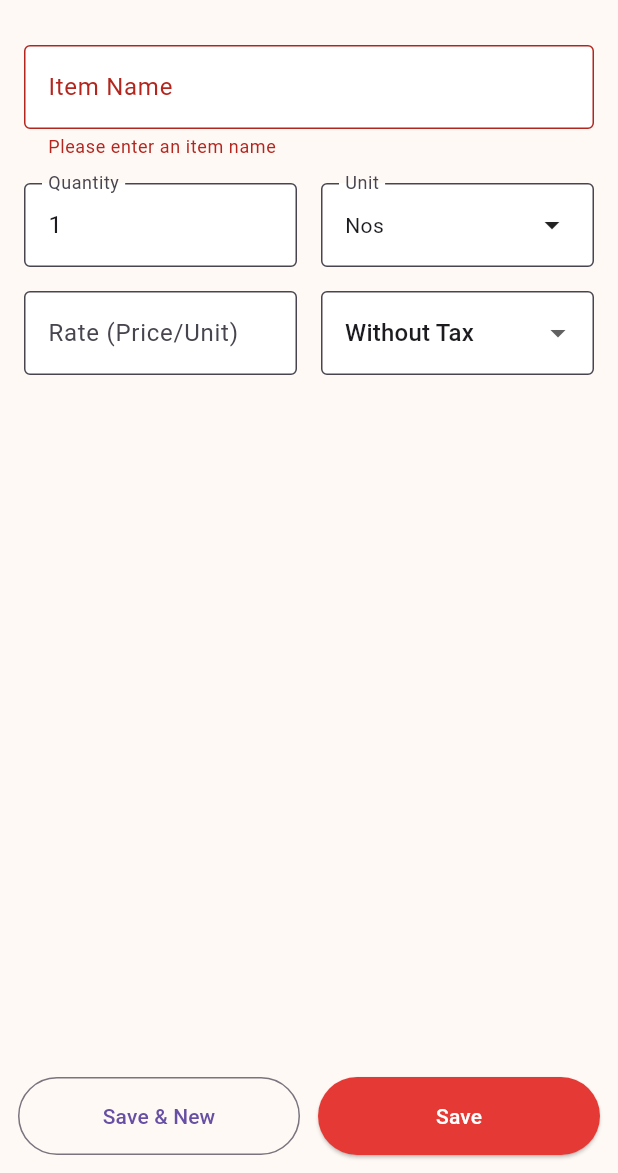
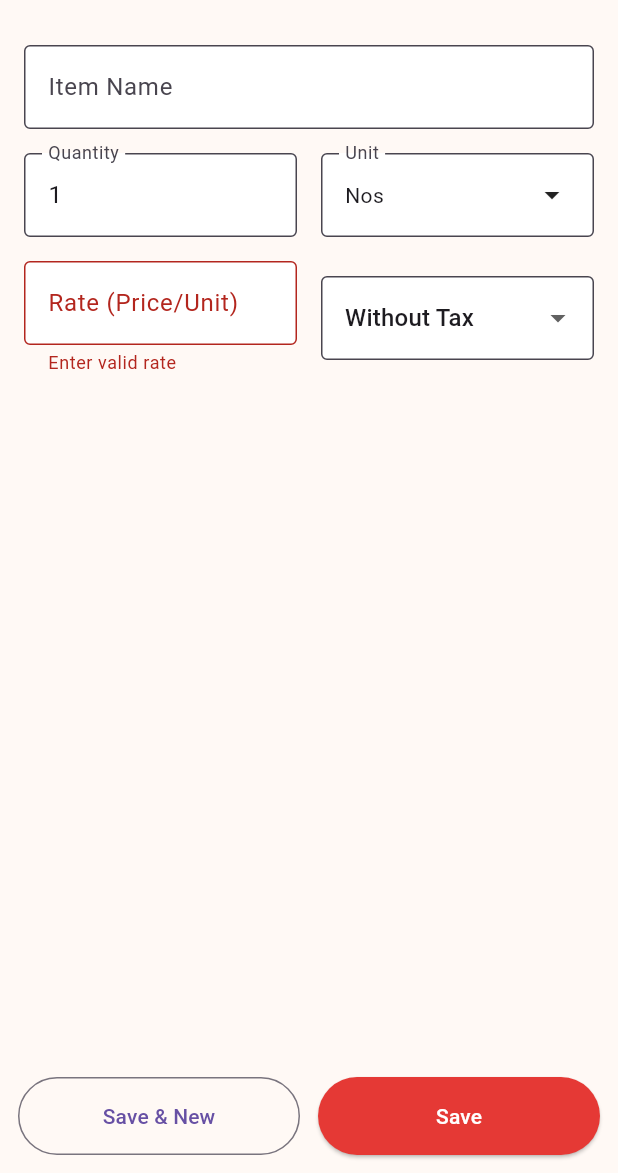
Before and after one commit to neerajklopikl/zoogle1, a Flutter app: the AddItemScreen screen opened directly with empty values, after a tap on "Save & New", on a phone screen of 412 x 824 dp, the part 63-1236 px from its top. Run offline on Flutter 3.47's test engine with Material 3 defaults, Android fonts, the phone set to English and light mode, and no system bars; our stand-ins replace flutter_dotenv; network calls fail.

Commit message:
first commit

```diff
--- a/lib/main.dart
+++ b/lib/main.dart
@@ -3,9 +3,23 @@ import 'package:flutter_dotenv/flutter_dotenv.dart';
 import 'package:provider/provider.dart';
 import 'providers/company_provider.dart';
 import 'providers/theme_provider.dart';
-import 'screens/company/company_selection_screen.dart';
+import 'screens/home_page.dart'; // <-- ADD THIS IMPORT
+import 'models/company.dart';    // <-- ADD THIS IMPORT
+// import 'screens/company/company_selection_screen.dart'; // <-- REMOVE THIS IMPORT
+
+// --- NEW: Mock Company data for bypassing login/selection ---
+final _mockCompany = Company(
+  id: 'mock_company_id',
+  name: 'Demo Company',
+  company_code: 'DEMO-1',
+  gstin: '27AAAAA0000A1Z5',
+  phone: '1234567890',
+);
+// -----------------------------------------------------------
 
 Future<void> main() async {
+  // Add this line for safe async operation before runApp
+  WidgetsFlutterBinding.ensureInitialized();
   await dotenv.load(fileName: ".env.dev");
   runApp(const MyApp());
 }
@@ -20,7 +34,14 @@ class MyApp extends StatelessWidget {
         ChangeNotifierProvider(create: (context) => CompanyProvider()),
         ChangeNotifierProvider(create: (context) => ThemeProvider()),
       ],
-      child: Consumer<ThemeProvider>(
+      // Use Builder to select the company on the provider before MaterialApp is built
+      child: Builder(
+        builder: (context) {
+          // *** BYPASS LOGIC START ***
+          Provider.of<CompanyProvider>(context, listen: false).selectCompany(_mockCompany);
+          // *** BYPASS LOGIC END ***
+
+          return Consumer<ThemeProvider>(
             builder: (context, themeProvider, child) {
               return MaterialApp(
                 debugShowCheckedModeBanner: false, // <-- THIS LINE REMOVES THE BANNER
@@ -53,9 +74,12 @@ class MyApp extends StatelessWidget {
                   scaffoldBackgroundColor: const Color(0xFF121212),
                 ),
                 themeMode: themeProvider.themeMode,
-            home: const CompanySelectionScreen(),
+                // --- MODIFIED TO BYPASS ---
+                home: const HomePage(),
               );
             },
+          );
+        }
       ),
     );
   }
--- a/lib/screens/transactions/add_item_screen.dart
+++ b/lib/screens/transactions/add_item_screen.dart
@@ -2,7 +2,7 @@
 import 'package:flutter/material.dart';
 import 'package:zooogle/widgets/transactions/unit_selection_dialog.dart';
 
-// This is the data class we will return to the CreateTransactionScreen
+// InvoiceLineItem class remains the same...
 class InvoiceLineItem {
   final String name;
   final double quantity;
@@ -42,16 +42,19 @@ class AddItemScreen extends StatefulWidget {
 
 class _AddItemScreenState extends State<AddItemScreen> {
   final _formKey = GlobalKey<FormState>();
-  // Add controllers to get the text
   final _nameController = TextEditingController();
-  final _qtyController = TextEditingController(text: '1'); // Default qty to 1
+  final _qtyController = TextEditingController(text: '1');
   final _rateController = TextEditingController();
   final _nameFocusNode = FocusNode();
 
   String _selectedUnit = 'Nos';
   String _taxType = 'Without Tax';
 
+  // --- NEW: Add a saving flag ---
+  bool _isSaving = false;
+
   void _showUnitSelectionDialog() async {
+    // ... (dialog logic remains the same)
     final result = await showModalBottomSheet<String>(
       context: context,
       isScrollControlled: true,
@@ -65,10 +68,19 @@ class _AddItemScreenState extends State<AddItemScreen> {
     }
   }
 
-  // --- NEW SAVE FUNCTION ---
+  // --- MODIFIED SAVE FUNCTION ---
   void _saveItem({bool saveAndNew = false}) {
-    if (_formKey.currentState!.validate()) {
-      // 1. Create the item object from controller values
+    // Exit if already saving or form is invalid
+    if (_isSaving || !_formKey.currentState!.validate()) {
+      return;
+    }
+
+    // --- Start saving ---
+    setState(() {
+      _isSaving = true;
+    });
+
+    try {
       final newItem = InvoiceLineItem(
         name: _nameController.text.isNotEmpty ? _nameController.text : 'Item',
         quantity: double.tryParse(_qtyController.text) ?? 1.0,
@@ -77,9 +89,12 @@ class _AddItemScreenState extends State<AddItemScreen> {
         taxType: _taxType,
       );
 
+      // Call the callback provided by the parent screen
       widget.onSave(newItem);
 
+      // Handle navigation or reset based on the button pressed
       if (saveAndNew) {
+        // Reset form fields
         _formKey.currentState!.reset();
         _nameController.clear();
         _qtyController.text = '1';
@@ -88,13 +103,32 @@ class _AddItemScreenState extends State<AddItemScreen> {
           _selectedUnit = 'Nos';
           _taxType = 'Without Tax';
         });
+        // Request focus back to the name field for quick entry
         _nameFocusNode.requestFocus();
       } else {
-        Navigator.pop(context);
+        // Close the AddItemScreen
+        if (mounted) { // Check if the widget is still in the tree
+           Navigator.pop(context);
+        }
+      }
+    } catch (e) {
+       // Handle potential errors during onSave callback or state updates
+       if (mounted) {
+          ScaffoldMessenger.of(context).showSnackBar(
+             SnackBar(content: Text('Error processing item: $e')),
+          );
+       }
+    } finally {
+      // --- Finish saving, re-enable buttons ---
+      // Use mounted check before calling setState if the operation could be long
+      if (mounted) {
+        setState(() {
+          _isSaving = false;
+        });
       }
     }
   }
-  // --- END NEW SAVE FUNCTION ---
+  // --- END MODIFIED SAVE FUNCTION ---
 
   @override
   void dispose() {
@@ -115,9 +149,10 @@ class _AddItemScreenState extends State<AddItemScreen> {
         padding: const EdgeInsets.all(16.0),
         child: Form(
           key: _formKey,
+          // Form fields remain mostly the same...
           child: Column(
             children: [
-              TextFormField(
+               TextFormField(
                 controller: _nameController, // Assign controller
                 focusNode: _nameFocusNode,
                 decoration: const InputDecoration(
@@ -126,9 +161,10 @@ class _AddItemScreenState extends State<AddItemScreen> {
                   border: OutlineInputBorder(),
                 ),
                 validator: (value) {
-                  if (value == null || value.isEmpty) {
-                    return 'Please enter an item name';
-                  }
+                  // Keep validator, or adjust if empty names are allowed ('Item')
+                  // if (value == null || value.isEmpty) {
+                  //   return 'Please enter an item name';
+                  // }
                   return null;
                 },
               ),
@@ -143,12 +179,18 @@ class _AddItemScreenState extends State<AddItemScreen> {
                         border: OutlineInputBorder(),
                       ),
                       keyboardType: TextInputType.number,
+                       validator: (value) { // Add basic validation
+                        if (value == null || value.isEmpty || double.tryParse(value) == null) {
+                          return 'Enter valid quantity';
+                        }
+                        return null;
+                      },
                     ),
                   ),
                   const SizedBox(width: 16),
                   Expanded(
                     child: InkWell(
-                      onTap: _showUnitSelectionDialog,
+                      onTap: _isSaving ? null : _showUnitSelectionDialog, // Disable tap during save
                       child: InputDecorator(
                         decoration: const InputDecoration(
                           labelText: 'Unit',
@@ -177,6 +219,12 @@ class _AddItemScreenState extends State<AddItemScreen> {
                         border: OutlineInputBorder(),
                       ),
                       keyboardType: TextInputType.number,
+                      validator: (value) { // Add basic validation
+                        if (value == null || value.isEmpty || double.tryParse(value) == null) {
+                          return 'Enter valid rate';
+                        }
+                        return null;
+                      },
                     ),
                   ),
                   const SizedBox(width: 16),
@@ -192,7 +240,7 @@ class _AddItemScreenState extends State<AddItemScreen> {
                                 child: Text(label),
                               ))
                           .toList(),
-                      onChanged: (value) {
+                      onChanged: _isSaving ? null : (value) { // Disable during save
                         if (value != null) {
                           setState(() {
                             _taxType = value;
@@ -213,23 +261,29 @@ class _AddItemScreenState extends State<AddItemScreen> {
           children: [
             Expanded(
               child: OutlinedButton(
-                onPressed: () => _saveItem(saveAndNew: true),
+                // --- Disable button when saving ---
+                onPressed: _isSaving ? null : () => _saveItem(saveAndNew: true),
                 style: OutlinedButton.styleFrom(
                   padding: const EdgeInsets.symmetric(vertical: 16),
                 ),
-                child: const Text('Save & New'),
+                child: _isSaving
+                    ? const SizedBox(height: 20, width: 20, child: CircularProgressIndicator(strokeWidth: 2))
+                    : const Text('Save & New'),
               ),
             ),
             const SizedBox(width: 12),
             Expanded(
               child: ElevatedButton(
-                onPressed: () => _saveItem(), // --- CALL THE NEW SAVE FUNCTION ---
+                // --- Disable button when saving ---
+                onPressed: _isSaving ? null : () => _saveItem(),
                 style: ElevatedButton.styleFrom(
                   padding: const EdgeInsets.symmetric(vertical: 16),
                   backgroundColor: Colors.red.shade600,
                   foregroundColor: Colors.white,
                 ),
-                child: const Text('Save'),
+                child: _isSaving
+                    ? const SizedBox(height: 20, width: 20, child: CircularProgressIndicator(strokeWidth: 2, valueColor: AlwaysStoppedAnimation(Colors.white)))
+                    : const Text('Save'),
               ),
             ),
           ],
```
Lines whose indentation alone changed are shown as unchanged.
